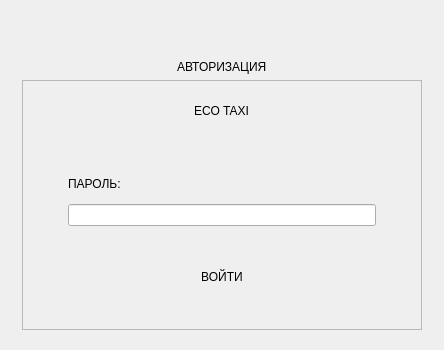
Above: pages/login.ui from emilAIT/ecotaxi-test before the change. Below: the same form after it.
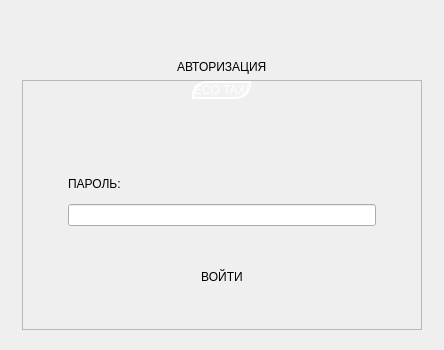
That is the form after the change.

The edit to the form file:
```diff
--- a/pages/login.ui
+++ b/pages/login.ui
@@ -96,16 +96,32 @@
             <widget class="QLabel" name="EcoTaxiWhite">
              <property name="minimumSize">
               <size>
-               <width>50</width>
-               <height>60</height>
+               <width>0</width>
+               <height>0</height>
+              </size>
+             </property>
+             <property name="maximumSize">
+              <size>
+               <width>16777215</width>
+               <height>12354634</height>
               </size>
              </property>
              <property name="autoFillBackground">
               <bool>false</bool>
              </property>
+             <property name="styleSheet">
+              <string notr="true">background-color: rgba(255, 255, 255,0.2);
+border-top-left-radius: 15px; 
+border-bottom-right-radius: 15px; 
+color: white;
+border: 2px solid white;</string>
+             </property>
              <property name="text">
               <string>&lt;html&gt;&lt;head/&gt;&lt;body&gt;&lt;p align=&quot;center&quot;&gt;ECO TAXI&lt;/span&gt;&lt;/p&gt;&lt;/body&gt;&lt;/html&gt;</string>
              </property>
+             <property name="alignment">
+              <set>Qt::AlignmentFlag::AlignCenter</set>
+             </property>
             </widget>
            </item>
            <item>
```
Left out of the diff: 14 changed lines with no effect on the pictures.
